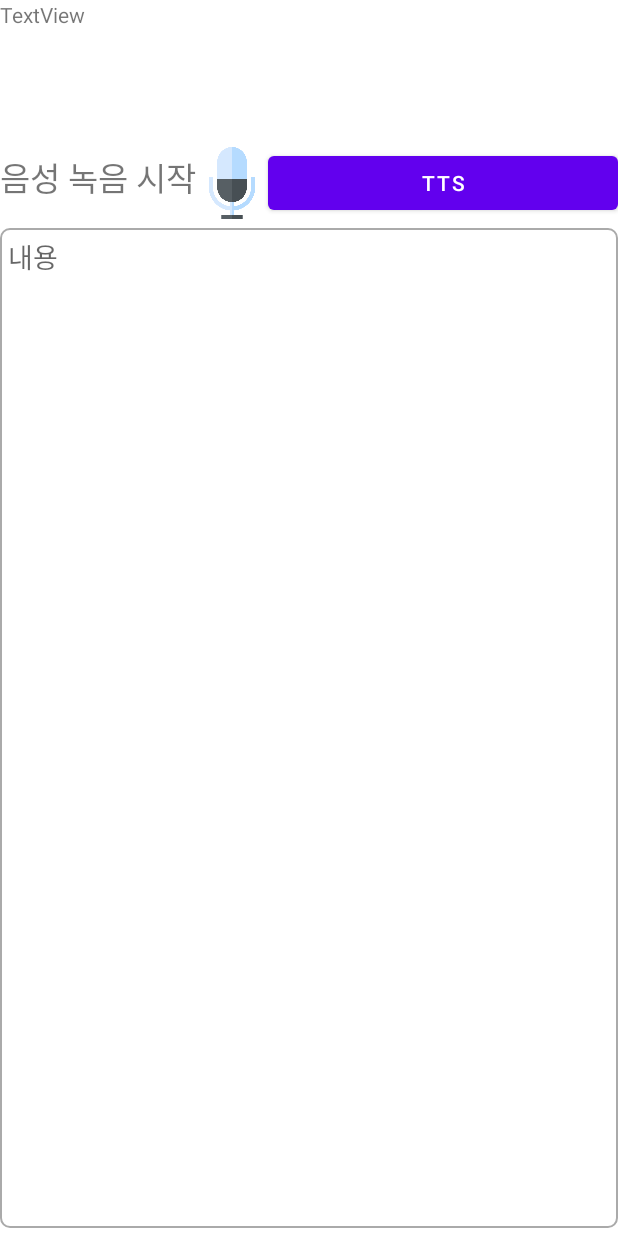
After one commit to seokzooland/SKFLYAI_Hackathon, an Android app: the layout activity_chatbot.xml on its own in the app's theme, with its tools: preview values and no code run, on a phone screen of 412 x 824 dp. The commit adds this screen. Run offline under Robolectric (Android 15) with nearby library versions, the phone set to English and light mode, and no system bars.

Commit message:
add ChatBot

```diff
--- /dev/null
+++ b/hackathon/app/src/main/res/drawable/post_textview.xml
@@ -0,0 +1,11 @@
+<?xml version="1.0" encoding="utf-8"?>
+<selector xmlns:android="http://schemas.android.com/apk/res/android">
+    <item android:state_focused="false" android:state_pressed="false">
+        <shape>
+            <stroke android:color="@android:color/darker_gray"
+                android:width="1dp"/>
+            <corners android:radius="6dp" />
+
+        </shape>
+    </item>
+</selector>
--- /dev/null
+++ b/hackathon/app/src/main/res/layout/activity_chatbot.xml
@@ -0,0 +1,68 @@
+<?xml version="1.0" encoding="utf-8"?>
+<androidx.constraintlayout.widget.ConstraintLayout
+    xmlns:android="http://schemas.android.com/apk/res/android"
+    xmlns:tools="http://schemas.android.com/tools"
+    xmlns:app="http://schemas.android.com/apk/res-auto"
+    android:layout_width="match_parent"
+    android:layout_height="match_parent"
+    tools:context=".Chatbot_activity">
+
+
+
+  <LinearLayout
+      android:layout_width="match_parent"
+      android:layout_height="match_parent"
+      android:orientation="vertical">
+
+    <TextView
+        android:id="@+id/textView"
+        android:layout_width="match_parent"
+        android:layout_height="98dp"
+        android:text="TextView" />
+
+    <LinearLayout
+        android:layout_width="match_parent"
+        android:layout_height="54dp"
+        android:orientation="horizontal">
+
+      <TextView
+          android:id="@+id/recordTextView"
+          android:layout_width="wrap_content"
+          android:layout_height="wrap_content"
+          android:text="음성 녹음 시작"
+          android:textSize="22sp" />
+
+      <ImageButton
+          android:id="@+id/recordBtn"
+          android:layout_width="48dp"
+          android:layout_height="48dp"
+          android:background="@android:color/transparent"
+          android:contentDescription="record"
+          android:scaleType="fitCenter"
+          app:srcCompat="@drawable/start_record" />
+
+      <Button
+          android:id="@+id/bt_tts"
+          android:layout_width="57dp"
+          android:layout_height="wrap_content"
+          android:layout_weight="1"
+          android:text="TTS" />
+    </LinearLayout>
+
+    <EditText
+        android:id="@+id/contentsTextView"
+        android:layout_width="match_parent"
+        android:layout_height="wrap_content"
+        android:layout_marginBottom="5dp"
+        android:layout_weight="1"
+        android:ems="10"
+        android:gravity="top"
+        android:hint="내용"
+        android:inputType="textMultiLine"
+        android:background="@drawable/post_textview"
+        android:lines="8"
+        android:maxLines="100"
+        android:padding="5dp" />
+
+  </LinearLayout>
+</androidx.constraintlayout.widget.ConstraintLayout>
```
Also changed, not shown: hackathon/app/src/main/AndroidManifest.xml (+14 -7 lines), hackathon/app/src/main/java/com/example/hackathon/Chatbot_activity.java (added, +251 -0 lines), hackathon/app/src/main/java/com/example/hackathon/MainActivity.java (+32 -5 lines), hackathon/app/src/main/java/com/example/hackathon/ttsChatbot_activity.java (added, +75 -0 lines), hackathon/app/src/main/res/layout/activity_main.xml (+16 -3 lines), hackathon/app/src/main/res/layout/activity_tts_chatbot.xml (added, +20 -0 lines), hackathon/app/src/main/res/drawable-v24/start_record.png (added), hackathon/app/src/main/res/drawable-v24/stop_record.png (added).
